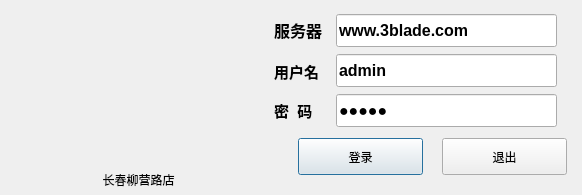
Old version of the form loginview.ui in the repository xzhy527/qtCanyin.
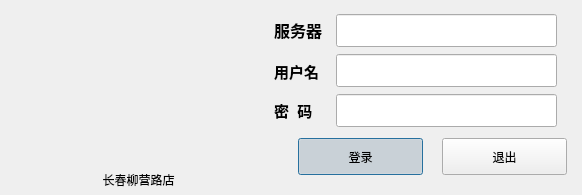
New version of the form. Icons and pictures are not drawn.

Patch:
```diff
--- a/loginview.ui
+++ b/loginview.ui
@@ -122,7 +122,7 @@
     </font>
    </property>
    <property name="text">
-    <string>www.3blade.com</string>
+    <string/>
    </property>
   </widget>
   <widget class="QLineEdit" name="loginname_editer">
@@ -142,7 +142,7 @@
     </font>
    </property>
    <property name="text">
-    <string>admin</string>
+    <string/>
    </property>
   </widget>
   <widget class="QLineEdit" name="password_editer">
@@ -162,7 +162,7 @@
     </font>
    </property>
    <property name="text">
-    <string>admin</string>
+    <string/>
    </property>
    <property name="echoMode">
     <enum>QLineEdit::Password</enum>
@@ -180,6 +180,12 @@
    <property name="text">
     <string>登录</string>
    </property>
+   <property name="checkable">
+    <bool>true</bool>
+   </property>
+   <property name="checked">
+    <bool>true</bool>
+   </property>
   </widget>
   <widget class="QPushButton" name="quitebtn">
    <property name="geometry">
@@ -197,9 +203,9 @@
   <widget class="QLabel" name="loginmessage">
    <property name="geometry">
     <rect>
-     <x>298</x>
+     <x>272</x>
      <y>178</y>
-     <width>271</width>
+     <width>305</width>
      <height>16</height>
     </rect>
    </property>
```
